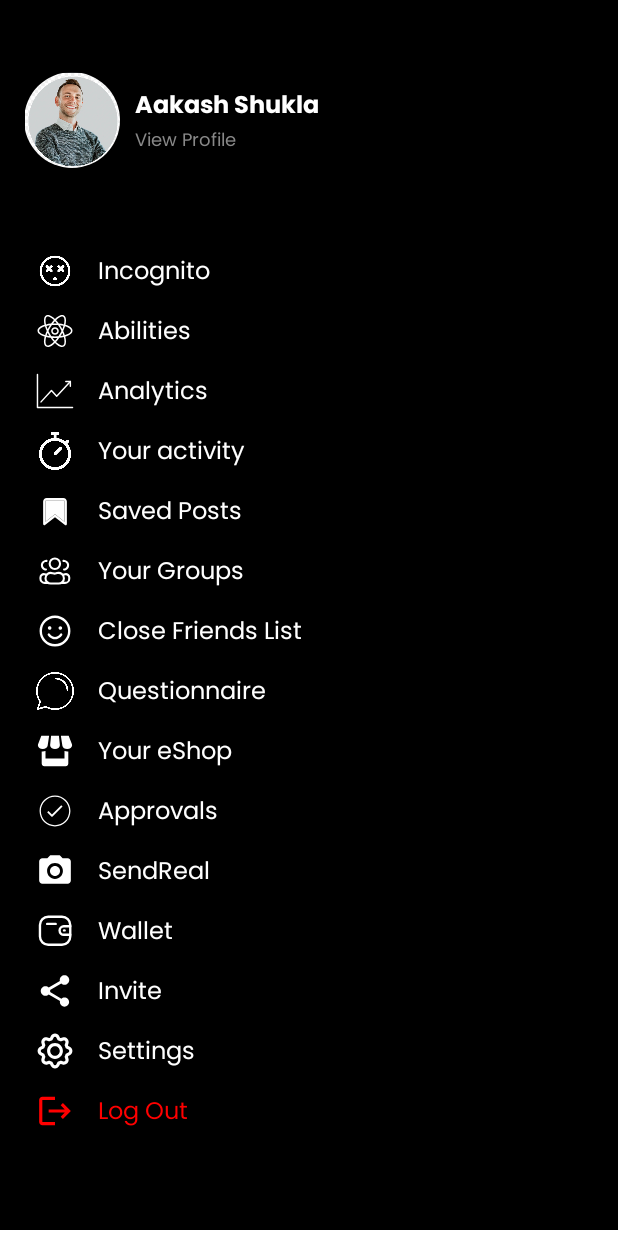
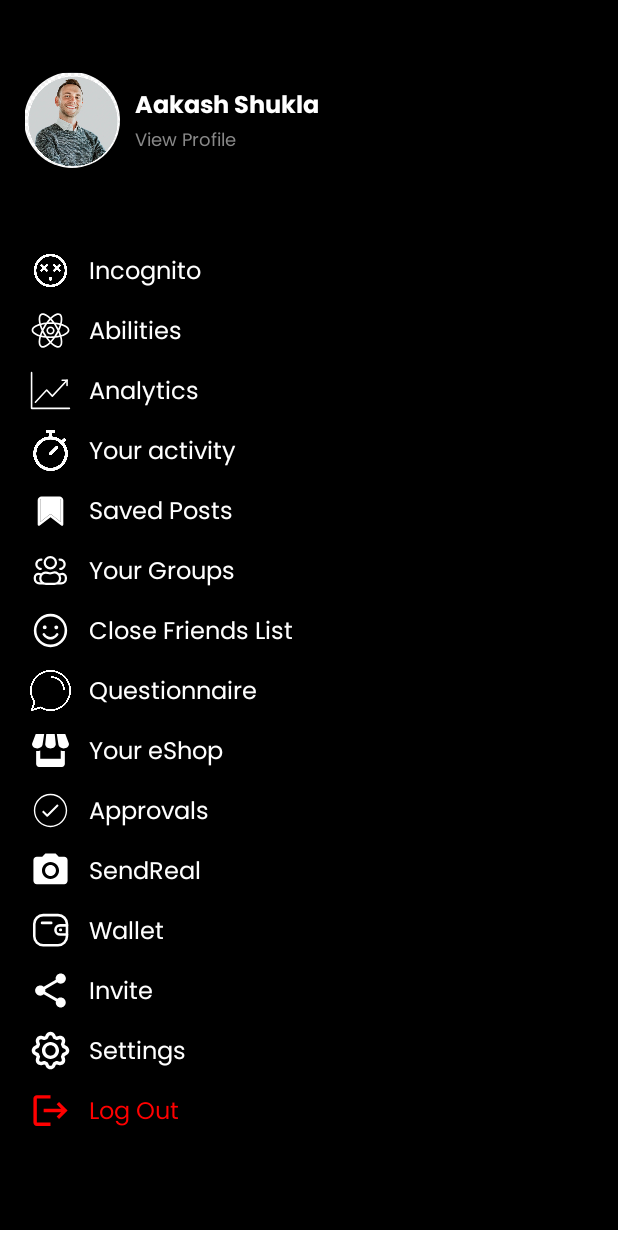
Before and after one commit to Saifuddin53/FlicksSaga, an Android app built with Jetpack Compose: the @Preview function DrawerPreview, on a phone screen of 412 x 824 dp. Run offline under Robolectric (Android 15) with nearby library versions, the phone set to English and light mode, and no system bars.

Commit message:
Drawer UI implemented

```diff
--- a/app/src/main/java/com/myprojects/flickssaga/ui/components/Drawer.kt
+++ b/app/src/main/java/com/myprojects/flickssaga/ui/components/Drawer.kt
@@ -32,18 +32,17 @@ fun Drawer(
     onDestinationClicked: (route: String) -> Unit
 ) {
     Box(
-        modifier = modifier
+        modifier = Modifier
             .verticalScroll(rememberScrollState())
             .background(Color.Black)
             .padding(bottom = 60.dp)
     ) {
         Column(
-            modifier
-                .fillMaxSize()
+            modifier = modifier
         ) {
 
             Row(
-                modifier = modifier
+                modifier = Modifier
                     .fillMaxWidth()
                     .height(160.dp)
                     .background(Color.Black),
@@ -60,7 +59,7 @@ fun Drawer(
                         .clip(CircleShape)
                 )
 
-                Column(modifier = modifier) {
+                Column(modifier = Modifier) {
                     Text(
                         text = "Aakash Shukla",
                         style = TextStyle(
@@ -85,6 +84,7 @@ fun Drawer(
                 }
             }
 
+
             DrawerItem(DrawerItems.Incognito)
             DrawerItem(DrawerItems.Abilities)
             DrawerItem(DrawerItems.Analytics)
@@ -98,9 +98,10 @@ fun Drawer(
             DrawerItem(DrawerItems.SendReal)
             DrawerItem(DrawerItems.Wallet)
             DrawerItem(DrawerItems.Invite)
-            DrawerItem(DrawerItems.Settings)
-            DrawerItem(DrawerItems.LogOut, color = Color.Red)
+            DrawerItem(drawerItems = DrawerItems.Settings)
+            DrawerItem(drawerItems = DrawerItems.LogOut, color = Color.Red)
         }
+
     }
 }
 
@@ -110,7 +111,7 @@ fun DrawerItem(drawerItems: DrawerItems, color: Color = Color.White) {
         verticalAlignment = Alignment.CenterVertically,
         modifier = Modifier
             .fillMaxWidth()
-            .padding(start = 14.dp)
+            .padding(start = 12.dp)
             .clickable(onClick = { })
             .height(40.dp)
             .background(color = Color.Transparent)
@@ -123,7 +124,7 @@ fun DrawerItem(drawerItems: DrawerItems, color: Color = Color.White) {
             modifier = Modifier
                 .height(35.dp)
                 .width(35.dp)
-                .padding(start = 10.dp)
+                .padding(start = 8.dp)
         )
         Text(
             text = drawerItems.title,
@@ -133,7 +134,7 @@ fun DrawerItem(drawerItems: DrawerItems, color: Color = Color.White) {
             ),
             color = color,
             fontWeight = FontWeight.Normal,
-            modifier = Modifier.padding(start = 16.dp)
+            modifier = Modifier.padding(start = 12.dp)
         )
     }
 }
```
Also changed, not shown: app/src/main/java/com/myprojects/flickssaga/ui/components/BottomNavigationBar.kt (+6 -2 lines), app/src/main/java/com/myprojects/flickssaga/ui/screens/HomeScreen.kt (+67 -52 lines).
